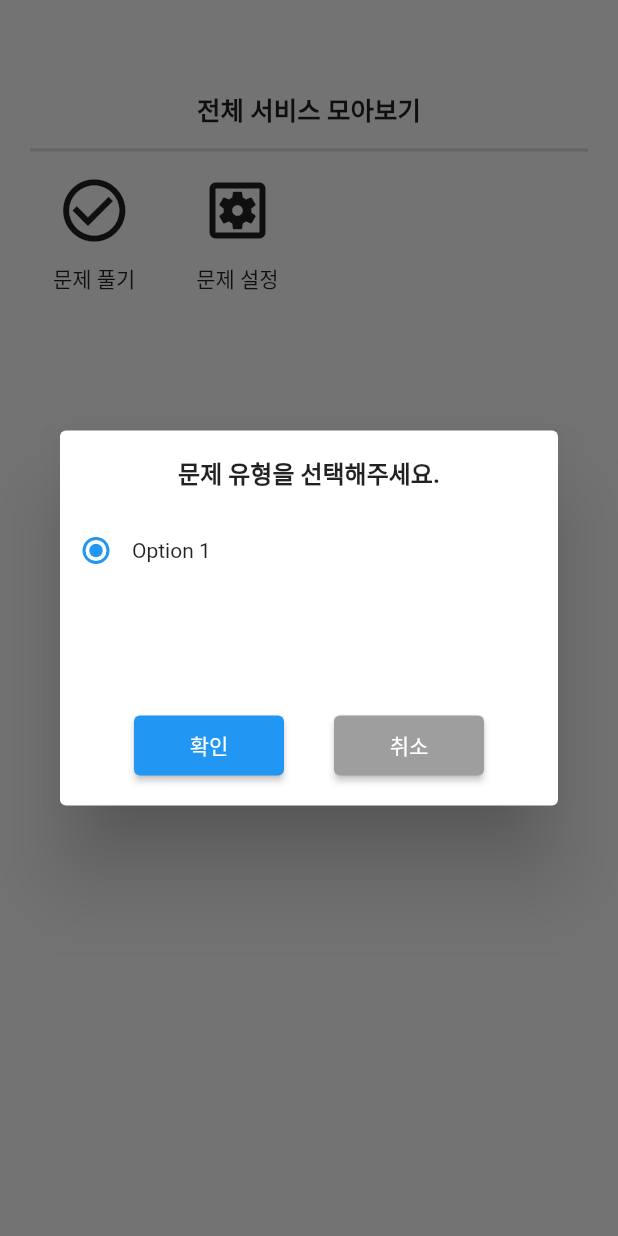
After one commit to JeHeeYu/Memorize-Wodrds, a Flutter app: the MorePage screen opened directly, after a tap on "문제 설정", on a phone screen of 412 x 824 dp. The commit adds this screen. Run offline on Flutter 3.47's test engine with Material 2 defaults, Android fonts, the phone set to English and light mode, and no system bars; our stand-ins replace cloud_firestore, firebase_auth, firebase_core, firebase_database, flutter_tts, fluttertoast and 3 more; accounts and stored records are empty.

```diff
--- /dev/null
+++ b/lib/src/components/radio_dialog.dart
@@ -0,0 +1,114 @@
+import 'package:flutter/material.dart';
+
+import '../statics/strings_data.dart';
+
+class RadioDialog extends StatelessWidget {
+  final String mainText;
+  final String okButtonText;
+  final String cancelButtonText;
+  final void Function(int)? onPressed;
+
+  const RadioDialog({
+    Key? key,
+    required this.mainText,
+    required this.okButtonText,
+    required this.cancelButtonText,
+    this.onPressed,
+  }) : super(key: key);
+
+  Widget radioButton() {
+    return Container();
+  }
+
+  @override
+  Widget build(BuildContext context) {
+    return Dialog(
+      child: SizedBox(
+        height: 250,
+        child: Column(
+          mainAxisSize: MainAxisSize.min,
+          children: [
+            Padding(
+              padding: const EdgeInsets.all(16.0),
+              child: Text(
+                mainText,
+                style: const TextStyle(
+                  fontSize: 16,
+                  fontWeight: FontWeight.bold,
+                ),
+              ),
+            ),
+            Column(
+              children: [
+                Row(
+                  children: [
+                    Radio<int>(
+                      value: 0,
+                      groupValue: 0,
+                      onChanged: (value) {},
+                    ),
+                    Text('Option 1'),
+                  ],
+                ),
+              ],
+            ),
+            Expanded(
+              child: Align(
+                alignment: Alignment.bottomCenter,
+                child: Padding(
+                  padding: const EdgeInsets.all(16.0),
+                  child: Row(
+                    mainAxisAlignment: MainAxisAlignment.spaceEvenly,
+                    children: [
+                      ElevatedButton(
+                        style: ElevatedButton.styleFrom(
+                          backgroundColor: Colors.blue,
+                          minimumSize: const Size(100, 40),
+                        ),
+                        onPressed: () {
+                          if (onPressed != null) {
+                            onPressed!(0);
+                            Navigator.pop(context);
+                          }
+                        },
+                        child: Text(okButtonText),
+                      ),
+                      ElevatedButton(
+                        style: ElevatedButton.styleFrom(
+                          backgroundColor: Colors.grey,
+                          minimumSize: const Size(100, 40),
+                        ),
+                        onPressed: () {
+                          if (onPressed != null) {
+                            onPressed!(1);
+                            Navigator.pop(context);
+                          }
+                        },
+                        child: Text(cancelButtonText),
+                      ),
+                    ],
+                  ),
+                ),
+              ),
+            ),
+          ],
+        ),
+      ),
+    );
+  }
+}
+
+void showRadioDialog(
+    BuildContext context, void Function(int)? callback, String text) {
+  showDialog(
+    context: context,
+    builder: (BuildContext context) {
+      return RadioDialog(
+        mainText: text,
+        okButtonText: Strings.STR_COMMON_OK,
+        cancelButtonText: Strings.STR_COMMON_CANCEL,
+        onPressed: callback,
+      );
+    },
+  );
+}
--- a/lib/src/pages/more_page.dart
+++ b/lib/src/pages/more_page.dart
@@ -1,14 +1,22 @@
 import 'package:flutter/material.dart';
+import 'package:memorize_wodrds/src/components/radio_dialog.dart';
 
+import '../screens/solve_screen.dart';
 import '../statics/strings_data.dart';
+
+enum MoreList {
+  test,
+  testSetting,
+  count
+}
 
 class MorePage extends StatelessWidget {
   const MorePage({Key? key}) : super(key: key);
 
-  Widget _buildGridItem(IconData iconData, String text, int index) {
+  Widget _buildGridItem(BuildContext context, IconData iconData, String text, int index) {
     return GestureDetector(
       onTap: () {
-        print('jehee Test : $index');
+        changeScreen(context, index);
       },
       child: Container(
         child: Column(
@@ -28,20 +36,32 @@ class MorePage extends StatelessWidget {
     );
   }
 
+  Future<void> changeScreen(BuildContext? context, int index) async {
+    if(index == MoreList.test.index) {
+        await Navigator.push(
+        context!,
+        MaterialPageRoute(builder: (context) => const SolveScreen()),
+      );
+    }
+    else if(index == MoreList.testSetting.index) {
+      showRadioDialog(context!, settingPopupSelection, Strings.STR_MORE_TEST_SETTING_DIALOG_TEST);
+    }
+  }
+
+  void settingPopupSelection(int option) {
+    print('jehee : $option');
+  }
+
   @override
   Widget build(BuildContext context) {
     final List<IconData> iconList = [
       Icons.check_circle_outline,
-      Icons.favorite_border,
-      Icons.star_border,
-      Icons.thumb_up,
+      Icons.settings_applications_outlined,
     ];
 
     final List<String> stringList = [
       Strings.STR_MORE_TEST,
-      Strings.STR_MORE_TEST,
-      Strings.STR_MORE_TEST,
-      Strings.STR_MORE_TEST,
+      Strings.STR_MORE_TEST_SETTING,
     ];
 
     return Scaffold(
@@ -74,9 +94,9 @@ class MorePage extends StatelessWidget {
                   crossAxisSpacing: 10,
                   childAspectRatio: 1,
                 ),
-                itemCount: 4,
+                itemCount: MoreList.count.index,
                 itemBuilder: (BuildContext context, int index) {
-                  return _buildGridItem(iconList[index], stringList[index], index);
+                  return _buildGridItem(context, iconList[index], stringList[index], index);
                 },
               ),
             ),
--- a/lib/src/statics/images_data.dart
+++ b/lib/src/statics/images_data.dart
@@ -46,6 +46,8 @@ class Images {
   static const String IMG_NUMBER_TWO = "assets/images/ico-number-two.png";
   static const String IMG_NUMBER_THREE = "assets/images/ico-number-three.png";
   static const String IMG_NUMBER_FOUR = "assets/images/ico-number-four.png";
+  static const String IMG_SOLVE_CORRECT = "assets/images/ico-solve-correct.png";
+  static const String IMG_SOLVE_INCORRECT = "assets/images/ico-solve-incorrect.png";
 
   // Login Screen
   static const String IMG_GOOGLE_LOGO = "assets/images/ico-google-logo.png";
--- a/lib/src/statics/strings_data.dart
+++ b/lib/src/statics/strings_data.dart
@@ -67,7 +67,9 @@ class Strings {
 
   // More Page
   static const String STR_MORE_TITLE = "전체 서비스 모아보기";
+  static const String STR_MORE_TEST_SETTING_DIALOG_TEST = "문제 유형을 선택해주세요.";
   static const String STR_MORE_TEST = "문제 풀기";
+  static const String STR_MORE_TEST_SETTING = "문제 설정";
 
   // Firestore Key
   static const String STR_FIRESTORE_USERS_COLLECTION = 'users';
```
Also changed, not shown: lib/src/screens/solve_screen.dart (+26 -8 lines), assets/images/ico-solve-correct.png (added), assets/images/ico-solve-incorrect.png (added).
